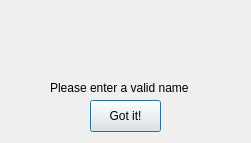
First picture: the form in client/error.ui, repository SimoneDutto/CollaborativeEditor, before the edit.
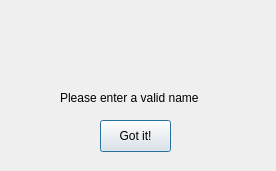
Second picture: the form after the edit. Icons and pictures are not drawn.

The edit to the form file:
```diff
--- a/client/error.ui
+++ b/client/error.ui
@@ -6,8 +6,8 @@
    <rect>
     <x>0</x>
     <y>0</y>
-    <width>251</width>
-    <height>143</height>
+    <width>276</width>
+    <height>171</height>
    </rect>
   </property>
   <property name="windowTitle">
@@ -18,8 +18,8 @@
     <rect>
      <x>90</x>
      <y>0</y>
-     <width>71</width>
-     <height>91</height>
+     <width>101</width>
+     <height>101</height>
     </rect>
    </property>
    <property name="text">
@@ -32,8 +32,8 @@
   <widget class="QLabel" name="label_2">
    <property name="geometry">
     <rect>
-     <x>50</x>
-     <y>80</y>
+     <x>60</x>
+     <y>90</y>
      <width>161</width>
      <height>16</height>
     </rect>
@@ -51,8 +51,8 @@
   <widget class="QPushButton" name="pushButton">
    <property name="geometry">
     <rect>
-     <x>90</x>
-     <y>100</y>
+     <x>100</x>
+     <y>120</y>
      <width>71</width>
      <height>32</height>
     </rect>
```
Left out of the diff: 2 changed lines with no effect on the pictures.
